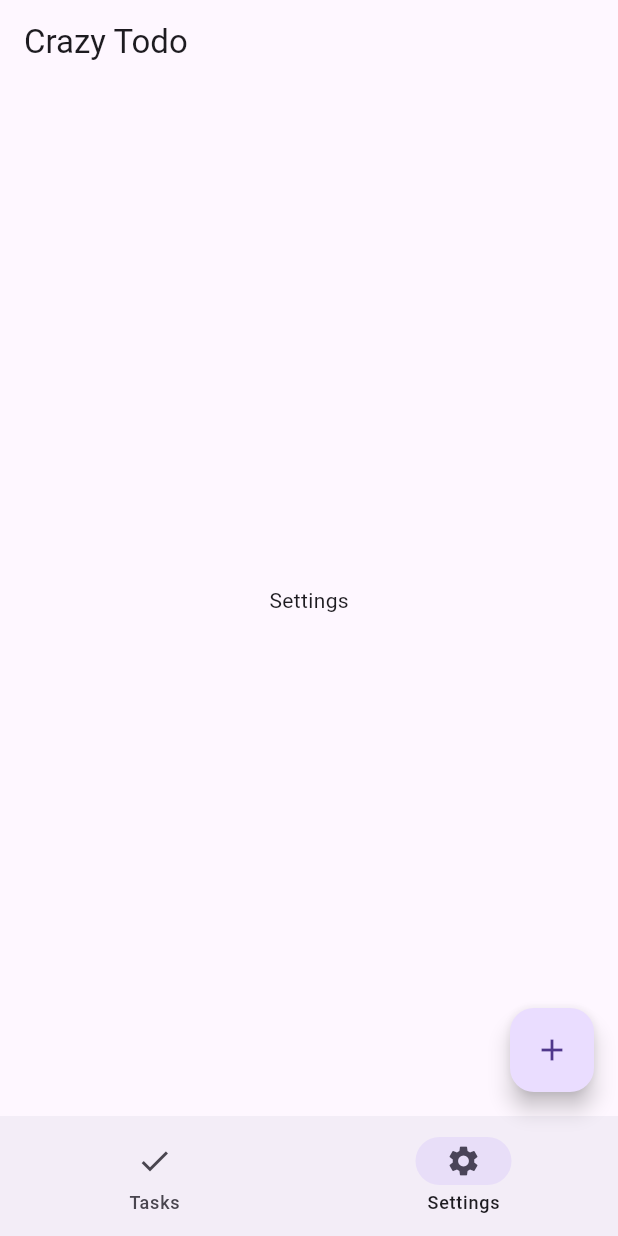
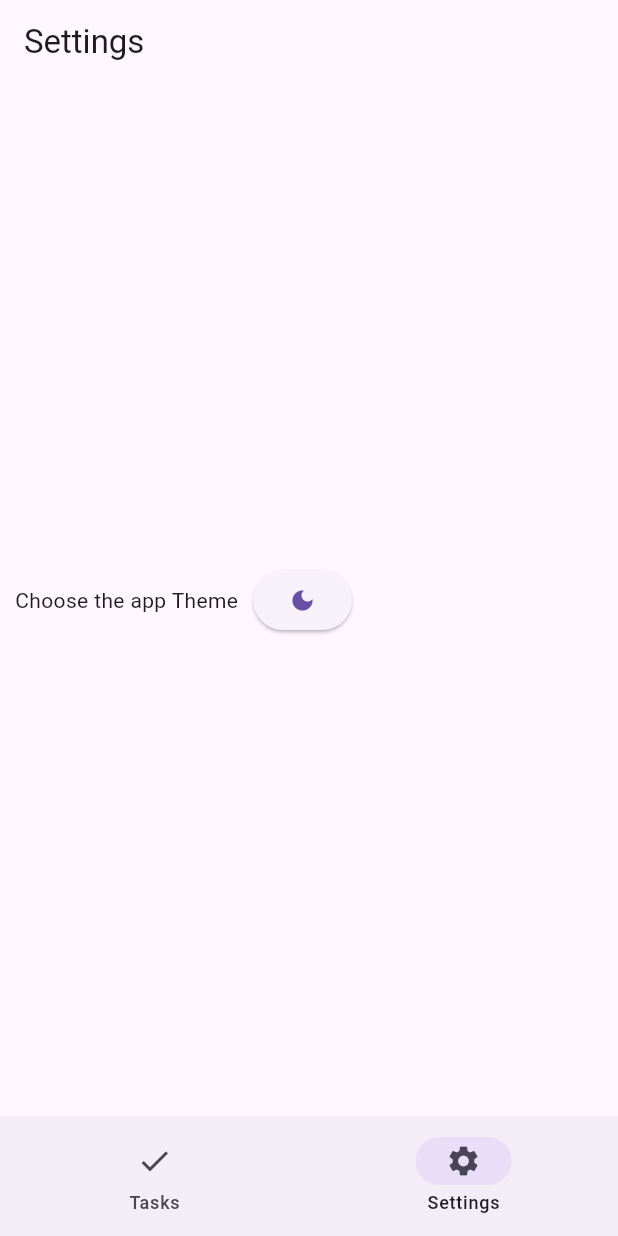
Before and after one commit to djoufson/YetAnotherTodoApp, a Flutter app: the screen it shows after launch, item 2 of the bottom bar chosen, on a phone screen of 412 x 824 dp. Run offline on Flutter 3.47's test engine with Material 3 defaults, Android fonts, the phone set to English and light mode, and no system bars.

Commit message:
style: implement dynamic theme

```diff
--- a/app/lib/data/notifiers.dart
+++ b/app/lib/data/notifiers.dart
@@ -1,3 +1,4 @@
 import 'package:flutter/material.dart';
 
 ValueNotifier<int> selectedPageNotifier = ValueNotifier(0);
+ValueNotifier<bool> isDarkModeThemeNotifier = ValueNotifier(false);
--- a/app/lib/main.dart
+++ b/app/lib/main.dart
@@ -1,3 +1,4 @@
+import 'package:app/data/notifiers.dart';
 import 'package:app/views/widget_tree.dart';
 import 'package:flutter/material.dart';
 
@@ -12,7 +13,16 @@ class MyApp extends StatelessWidget {
 
   @override
   Widget build(BuildContext context) {
-    return MaterialApp(debugShowCheckedModeBanner: false, home: HomePage());
+    return ValueListenableBuilder(
+      valueListenable: isDarkModeThemeNotifier,
+      builder: (context, isDarkTheme, child) {
+        return MaterialApp(
+          debugShowCheckedModeBanner: false,
+          home: HomePage(),
+          theme: isDarkTheme ? ThemeData.dark() : ThemeData.light(),
+        );
+      },
+    );
   }
 }
 
--- a/app/lib/views/pages/home_page.dart
+++ b/app/lib/views/pages/home_page.dart
@@ -5,6 +5,13 @@ class HomePage extends StatelessWidget {
 
   @override
   Widget build(BuildContext context) {
-    return Center(child: Text('Home'));
+    return Scaffold(
+      body: Center(child: Text('Home')),
+      appBar: AppBar(title: Text('Crazy Todo')),
+      floatingActionButton: FloatingActionButton(
+        onPressed: () => {},
+        child: Icon(Icons.add),
+      ),
+    );
   }
 }
--- a/app/lib/views/pages/settings_page.dart
+++ b/app/lib/views/pages/settings_page.dart
@@ -1,10 +1,39 @@
+import 'package:app/data/notifiers.dart';
 import 'package:flutter/material.dart';
 
 class SettingsPage extends StatelessWidget {
   const SettingsPage({super.key});
 
+  void setTheme() {
+    isDarkModeThemeNotifier.value = !isDarkModeThemeNotifier.value;
+  }
+
   @override
   Widget build(BuildContext context) {
-    return Center(child: Text('Settings'),);
+    return Scaffold(
+      appBar: AppBar(title: Text('Settings')),
+      body: Center(
+        child: Padding(
+          padding: EdgeInsets.all(10.0),
+          child: Row(
+            spacing: 10.0,
+            children: [
+              Text('Choose the app Theme'),
+              ElevatedButton(
+                onPressed: () => setTheme(),
+                child: ValueListenableBuilder(
+                  valueListenable: isDarkModeThemeNotifier,
+                  builder: (context, value, child) {
+                    return value
+                        ? Icon(Icons.light_mode)
+                        : Icon(Icons.dark_mode);
+                  },
+                ),
+              ),
+            ],
+          ),
+        ),
+      ),
+    );
   }
 }
--- a/app/lib/views/widget_tree.dart
+++ b/app/lib/views/widget_tree.dart
@@ -17,11 +17,6 @@ class WidgetTree extends StatelessWidget {
           return pages.elementAt(value);
         },
       ),
-      appBar: AppBar(title: Text('Crazy Todo')),
-      floatingActionButton: FloatingActionButton(
-        onPressed: () => {},
-        child: Icon(Icons.add),
-      ),
       bottomNavigationBar: NavbarWidget(),
     );
   }
```
